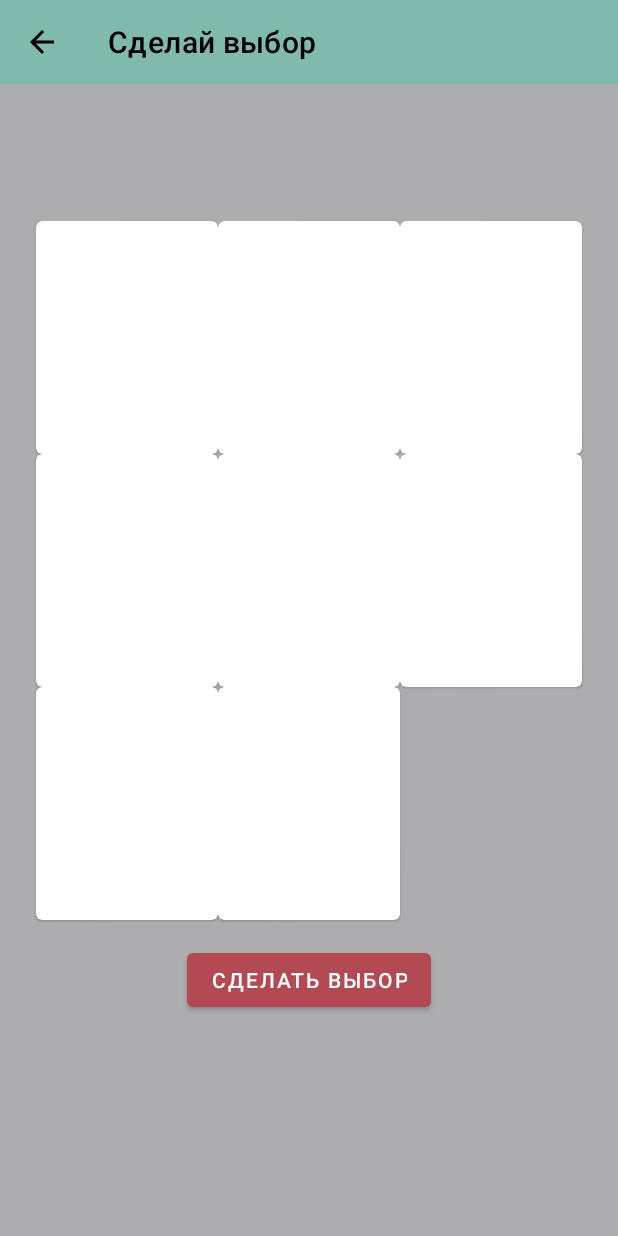
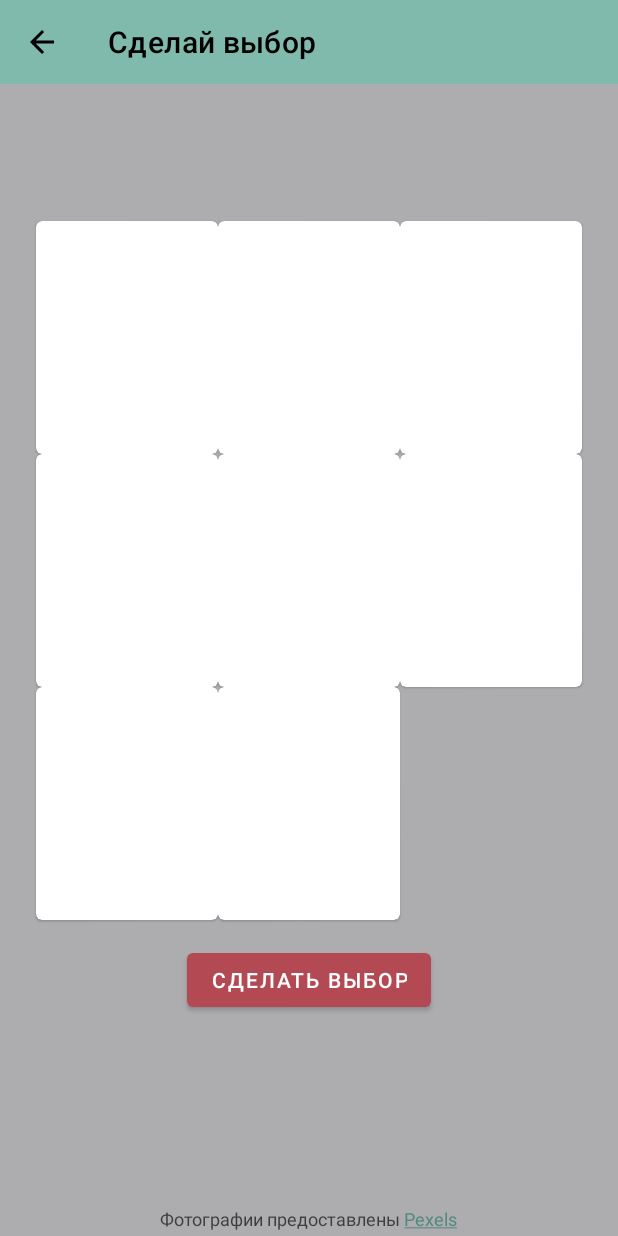
Before and after one commit to maria-93/makechoice, an Android app: the MakeChoiceFragment screen opened through its navigation route, on a phone screen of 412 x 824 dp. Run offline under Robolectric (Android 15) with nearby library versions, the phone set to English and light mode, and no system bars; our stand-ins replace Dagger/Hilt's generated code, Picasso, data binding; pictures from the network do not load; 5 statements that could not run were skipped.

Commit message:
Added link to Pexels.

```diff
--- a/app/src/main/java/ru/kesva/makechoice/ui/makechoicefragment/MakeChoiceFragment.kt
+++ b/app/src/main/java/ru/kesva/makechoice/ui/makechoicefragment/MakeChoiceFragment.kt
@@ -3,9 +3,16 @@ package ru.kesva.makechoice.ui.makechoicefragment
 import android.content.Context
 import android.content.Intent
 import android.os.Bundle
+import android.text.Annotation
+import android.text.SpannableString
+import android.text.Spanned
+import android.text.SpannedString
+import android.text.method.LinkMovementMethod
+import android.text.style.ForegroundColorSpan
 import android.view.LayoutInflater
 import android.view.View
 import android.view.ViewGroup
+import androidx.core.content.ContextCompat
 import androidx.fragment.app.Fragment
 import androidx.navigation.NavController
 import androidx.navigation.findNavController
@@ -79,6 +86,25 @@ class MakeChoiceFragment : Fragment() {
         binding.toolbar.setNavigationOnClickListener { view ->
             view.findNavController().navigateUp()
         }
+        val fullText = getText(R.string.photos_by_pexels) as SpannedString
+        val spannableString = SpannableString(fullText)
+        val annotations = fullText.getSpans(0, fullText.length, Annotation::class.java)
+        annotations?.find { it.value =="pexels_link" }?.let {
+            spannableString.apply {
+                setSpan(
+                    ForegroundColorSpan(
+                    ContextCompat.getColor(requireContext(), R.color.colorPrimaryDark)),
+                    fullText.getSpanStart(it),
+                    fullText.getSpanEnd(it),
+                    0
+                )
+            }
+        }
+
+        binding.pexelsLink.apply {
+            text = spannableString
+            movementMethod = LinkMovementMethod.getInstance()
+        }
 
     }
 
--- a/app/src/main/res/layout/fragment_make_choice.xml
+++ b/app/src/main/res/layout/fragment_make_choice.xml
@@ -137,5 +137,17 @@
             app:layout_constraintStart_toStartOf="parent"
             app:layout_constraintTop_toTopOf="@id/startAnimationButton"/>
 
+        <TextView
+            android:id="@+id/pexels_link"
+            android:layout_width="wrap_content"
+            android:layout_height="wrap_content"
+            app:layout_constraintStart_toStartOf="parent"
+            app:layout_constraintBottom_toBottomOf="parent"
+            app:layout_constraintEnd_toEndOf="parent"
+            android:textColor="@color/colorGray"
+            android:layout_marginBottom="3dp"
+            android:textSize="12sp"
+            tools:text="Фотографии предоставлены Pexels"/>
+
     </androidx.constraintlayout.widget.ConstraintLayout>
 </layout>
--- a/app/src/main/res/values/colors.xml
+++ b/app/src/main/res/values/colors.xml
@@ -5,4 +5,5 @@
     <color name="colorAccent">#b34953</color>
     <color name="colorOnSecondary">#b0edde</color>
     <color name="colorAccentLight">#FF3B6C</color>
+    <color name="colorGray">#3E3E3E</color>
 </resources>
--- a/app/src/main/res/values/strings.xml
+++ b/app/src/main/res/values/strings.xml
@@ -10,6 +10,8 @@
     <string name="toast_variant_deleted">Вариант удален</string>
     <string name="toast_you_can_not_add_more_than_nine_elements">Ты можешь добавить не больше 9 элементов</string>
     <string name="toast_enter_at_least_two_variants">Введи хотя бы 2 варианта</string>
+    <string name="photos_by_pexels">Фотографии предоставлены <annotation type="pexels_link"><a href="https://www.pexels.com/">Pexels</a></annotation></string>
+
 
 
 </resources>
```
Also changed, not shown: 1 other file.
